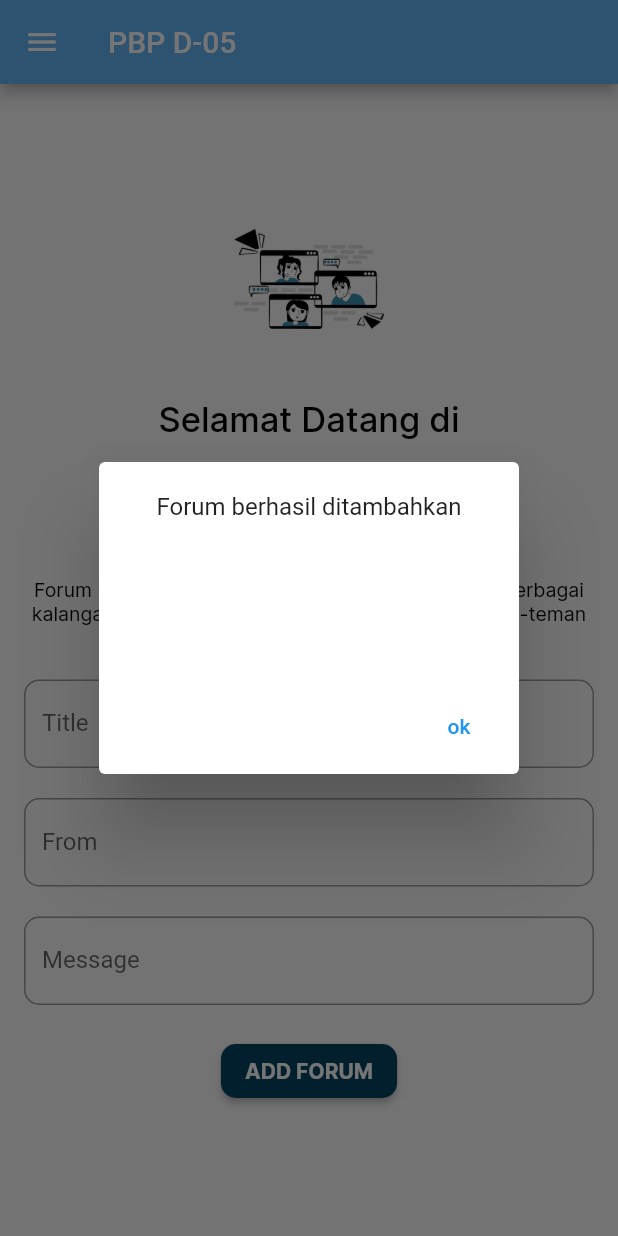
After one commit to dionmkls/PBPD05-Mobile, a Flutter app: the Forum screen opened directly, after a tap on "ADD FORUM", on a phone screen of 412 x 824 dp. The commit adds this screen. Run offline on Flutter 3.47's test engine with Material 2 defaults, Android fonts, the light colour scheme and no system bars; our stand-ins replace charts_flutter, font_awesome_flutter, google_fonts; missing offline and left inert: footer; network calls fail.

Commit message:
Add Forum

```diff
--- a/proyek_akhir/lib/main.dart
+++ b/proyek_akhir/lib/main.dart
@@ -6,6 +6,7 @@ import 'page/vaksin_index.dart';
 import 'page/oksigen.dart';
 import 'page/rs_form.dart';
 import 'page/rs_page.dart';
+import 'page/forum.dart';
 
 import 'package:flutter/material.dart';
 
--- /dev/null
+++ b/proyek_akhir/lib/model/forumCard.dart
@@ -0,0 +1,22 @@
+class ForumCard {
+  final int id;
+  final String title;
+  final String from;
+  final String message;
+
+  const ForumCard({
+    required this.id,
+    required this.title,
+    required this.from,
+    required this.message,
+  });
+
+  factory ForumCard.fromJson(Map<String, dynamic> json) {
+    return ForumCard(
+      id: json['id'],
+      title: json['title'],
+      from: json['from'],
+      message: json['message'],
+    );
+  }
+}
--- /dev/null
+++ b/proyek_akhir/lib/page/forum.dart
@@ -0,0 +1,443 @@
+import 'package:flutter/material.dart';
+import 'dart:convert';
+import '../model/forumCard.dart';
+import 'package:http/http.dart' as http;
+
+import 'package:flutter/cupertino.dart';
+import 'package:font_awesome_flutter/font_awesome_flutter.dart';
+
+import 'form_oksigen.dart';
+import 'oksigen.dart';
+import 'apd_form.dart';
+import 'apd_page.dart';
+import 'vaksin_form.dart';
+import 'vaksin_index.dart';
+import 'rs_form.dart';
+import 'rs_page.dart';
+import 'faq.dart';
+import 'forum.dart';
+
+class Forum extends StatefulWidget {
+  Forum({Key? key}) : super(key: key);
+
+  @override
+  State<Forum> createState() => _ForumState();
+}
+
+Future<ForumCard> fetchData() async {
+    final response = await http.get(Uri.parse('https://tk-pbp-d05.herokuapp.com/forum/webservice-forum/'));
+
+    if (response.statusCode == 200) {
+      return ForumCard.fromJson(jsonDecode(response.body));
+    } else {
+      throw Exception('Failed');
+    }
+  }
+
+class _ForumState extends State<Forum> {
+  final _formKey = GlobalKey<FormState>();
+
+  String title = "";
+  String from = "";
+  String message = "";
+  TextEditingController controllerFrom = new TextEditingController();
+  TextEditingController controllerMessage = new TextEditingController();
+
+
+  @override
+  void initState() {
+      fetchData();
+  }
+
+
+  @override
+  Widget build(BuildContext context) {
+    return Scaffold(
+      appBar: AppBar(
+        title: const Text('PBP D-05'),
+        backgroundColor: Colors.blue[300],
+      ),
+      drawer: Drawer(
+        child: ListView(
+          padding: EdgeInsets.zero,
+          children: <Widget>[
+            DrawerHeader(
+              decoration: BoxDecoration(
+                color: Colors.blue,
+              ),
+              child: Text(
+                'Navigation Menu',
+                style: TextStyle(
+                  color: Colors.white,
+                  fontSize: 24,
+                ),
+              ),
+            ),
+            ListTile(
+              leading: Icon(Icons.home),
+              title: Text('Beranda'),
+              onTap: () {
+                // TODO
+              },
+            ),
+            ExpansionTile(
+              title: Text("Vaksin"),
+              leading: FaIcon(FontAwesomeIcons.syringe),
+              children: <Widget>[
+                ListTile(
+                  leading: FaIcon(FontAwesomeIcons.syringe),
+                  title: Text('Lokasi'),
+                  onTap: () {
+                    Navigator.push(
+                      context,
+                      MaterialPageRoute(builder: (context) => Vaksin()),
+                    );
+                  },
+                ),
+                ListTile(
+                  leading: FaIcon(FontAwesomeIcons.syringe),
+                  title: Text('Form'),
+                  onTap: () {
+                    Navigator.push(
+                      context,
+                      MaterialPageRoute(builder: (context) => LokasiForm()),
+                    );
+                  },
+                ),
+              ],
+            ),
+            ExpansionTile(
+              title: Text("Oksigen"),
+              leading: FaIcon(FontAwesomeIcons.medkit),
+              children: <Widget>[
+                ListTile(
+                  leading: FaIcon(FontAwesomeIcons.medkit),
+                  title: Text('Lokasi'),
+                  onTap: () {
+                    Navigator.push(
+                      context,
+                      MaterialPageRoute(builder: (context) => Oksigen()),
+                    );
+                  },
+                ),
+                ListTile(
+                  leading: FaIcon(FontAwesomeIcons.medkit),
+                  title: Text('Form'),
+                  onTap: () {
+                    Navigator.push(
+                      context,
+                      MaterialPageRoute(builder: (context) => FormOksigen()),
+                    );
+                  },
+                ),
+              ],
+            ),
+            ExpansionTile(
+              title: Text("APD"),
+              leading: FaIcon(FontAwesomeIcons.tshirt),
+              children: <Widget>[
+                ListTile(
+                  leading: FaIcon(FontAwesomeIcons.tshirt),
+                  title: Text('Lokasi'),
+                  onTap: () {
+                    Navigator.push(
+                      context,
+                      MaterialPageRoute(
+                          builder: (context) => MyApdPageWidget()),
+                    );
+                  },
+                ),
+                ListTile(
+                  leading: FaIcon(FontAwesomeIcons.tshirt),
+                  title: Text('Form'),
+                  onTap: () {
+                    Navigator.push(
+                      context,
+                      MaterialPageRoute(builder: (context) => ApdFormRoute()),
+                    );
+                  },
+                ),
+              ],
+            ),
+            ExpansionTile(
+              title: Text("Rumah Sakit"),
+              leading: FaIcon(FontAwesomeIcons.hospital),
+              children: <Widget>[
+                ListTile(
+                  leading: FaIcon(FontAwesomeIcons.hospital),
+                  title: Text('Lokasi'),
+                  onTap: () {
+                    Navigator.push(
+                      context,
+                      MaterialPageRoute(builder: (context) => DaftarRS()),
+                    );
+                  },
+                ),
+                ListTile(
+                  leading: FaIcon(FontAwesomeIcons.hospital),
+                  title: Text('Form'),
+                  onTap: () {
+                    Navigator.push(
+                      context,
+                      MaterialPageRoute(builder: (context) => FormRS()),
+                    );
+                  },
+                ),
+              ],
+            ),
+            ListTile(
+              leading: Icon(Icons.forum),
+              title: Text('Forum'),
+              onTap: () {
+                // TODO
+                Navigator.push(
+                  context,
+                  MaterialPageRoute(builder: (context) => Forum()),
+                );
+              },
+            ),
+            ListTile(
+              leading: FaIcon(FontAwesomeIcons.questionCircle),
+              title: Text('FAQ'),
+              onTap: () {
+                Navigator.push(
+                  context,
+                  MaterialPageRoute(builder: (context) => MyApp()),
+                );
+              },
+            ),
+          ],
+        ),
+      ),
+
+      body: Container(
+          margin: EdgeInsets.only(top: 60, left: 16, right: 16),
+          child: SingleChildScrollView(
+            child: Form(
+              key: _formKey,
+              child: Column(
+                children: [
+                  const SizedBox(
+                    height: 20,
+                  ),
+                  Image.asset('assets/images/illustration.png',width: 100,
+                          height: 100,),
+                  SizedBox(
+                    height: 30,
+                  ),
+                  Text(
+                    'Selamat Datang di',
+                    style: TextStyle(
+                      fontSize: 23,
+                      fontFamily: 'Inter',
+                      fontWeight: FontWeight.w500,
+                      color: Color.fromRGBO(0, 0, 0, 100),
+                      decoration: TextDecoration.none,
+                    ),
+                    textAlign: TextAlign.center,
+                  ),
+                  SizedBox(
+                    height: 30,
+                  ),
+                  Text(
+                    'FORUM!',
+                    style: TextStyle(
+                      fontSize: 34,
+                      fontWeight: FontWeight.w700,
+                      color: Color.fromRGBO(3, 68, 96, 100),
+                      fontFamily: 'Inter',
+                      decoration: TextDecoration.none,
+                    ),
+                    textAlign: TextAlign.center,
+                  ),
+                  SizedBox(
+                    height: 20,
+                  ),
+                  Text(
+                    'Forum ini berisi cerita, saran, dan pengalaman dari berbagai kalangan untuk membantu dan menyemangati teman-teman dalam menghadapi pandemi COVID!',
+                    style: TextStyle(
+                      fontSize: 13,
+                      fontWeight: FontWeight.w300,
+                      color: Color.fromRGBO(0, 0, 0, 100),
+                      fontFamily: 'Inter',
+                      decoration: TextDecoration.none,
+                    ),
+                    textAlign: TextAlign.center,
+                  ),
+                  SizedBox(
+                    height: 20,
+                  ),
+                  TextFormField(
+                    decoration: InputDecoration(
+                      border: OutlineInputBorder(
+                        borderRadius: BorderRadius.circular(10),
+                      ),
+                      labelText: 'Title',
+                    ),
+                     validator: (value) {
+                        if (value == null || value.isEmpty) {
+                          return 'Title tidak boleh kosong';
+                        }
+                        return null;
+                    } ,
+                    onChanged: (value) => title = value,
+                  ),
+                  SizedBox(
+                    height: 20,
+                  ),
+                  TextFormField(
+                    controller: controllerFrom,
+                    decoration: InputDecoration(
+                      border: OutlineInputBorder(
+                        borderRadius: BorderRadius.circular(10),
+                      ),
+                      labelText: 'From',
+                    ),
+                     validator: (value) {
+                        if (value == null || value.isEmpty) {
+                          return 'Nama pengirim tidak boleh kosong';
+                        }
+                        return null;
+                    } ,
+                    onChanged: (value) => from = value,
+                  ),
+                  SizedBox(
+                    height: 20,
+                  ),
+                  TextFormField(
+
+                    controller: controllerMessage,
+                    decoration: InputDecoration(
+                      border: OutlineInputBorder(
+                        borderRadius: BorderRadius.circular(10),
+                      ),
+                      labelText: 'Message',
+
+                    ),
+                     validator: (value) {
+                        if (value == null || value.isEmpty) {
+                          return 'Pesan tidak boleh kosong';
+                        }
+                        return null;
+                    } ,
+                    onChanged: (value) => message = value,
+                  ),
+                  SizedBox(
+                    height: 20,
+                  ),
+                  ConstrainedBox(
+                    constraints: BoxConstraints.tightFor(),
+                    child: ElevatedButton(
+                      style: ButtonStyle(
+                        shape: MaterialStateProperty.all(
+                          RoundedRectangleBorder(
+                            borderRadius: BorderRadius.circular(10),
+                          ),
+                        ),
+                        backgroundColor: MaterialStateProperty.all(
+                          Color.fromRGBO(3, 68, 96, 100),
+                        ),
+                      ),
+                      child: Text(
+                        'ADD FORUM',
+                        style: TextStyle(
+                          color: Color.fromRGBO(255, 255, 255, 100),
+                          fontSize: 14,
+                          fontWeight: FontWeight.bold,
+                          fontFamily: 'Inter',
+                          decoration: TextDecoration.none,
+                        ),
+                        textAlign: TextAlign.center,
+                      ),
+                      onPressed: () {
+
+                        showDialog(
+                        context: context,
+                        builder: (context) => AlertDialog(
+                          content: new Container(
+                            height: 100,
+                            child: new Column(
+                              children:<Widget> [
+                                new Text("Forum berhasil ditambahkan"),
+                              ],
+                            ),
+                          ),
+                          actions: [
+                            TextButton(onPressed: (){
+                              Navigator.pop(context);
+                            }, child: Text('ok')),
+                          ],
+                        ),
+                        );
+                      },
+                    ),
+                  ),
+                ],
+              ),
+            ),
+
+          ),
+
+
+        ),
+
+
+
+    );
+
+
+
+
+  }
+
+  // Widget _forumcard(ForumCard? forumCard) {
+  //   if (forumCard == null) return Card();
+  //   return Card(
+  //     margin: EdgeInsets.fromLTRB(16, 16, 16, 16),
+  //     child: Padding(
+  //       padding: const EdgeInsets.all(12),
+  //       child : Column(
+  //         crossAxisAlignment: CrossAxisAlignment.stretch,
+  //         children: <Widget>[
+  //           SizedBox(
+  //             height: 35,
+  //           ),
+  //           Text( "${forumCard.title}",
+  //             style: TextStyle(
+  //               fontSize: 15,
+  //               fontFamily: 'Inter',
+  //               fontWeight: FontWeight.w400,
+  //               color: Color.fromRGBO(0, 0, 0, 100),
+  //               decoration: TextDecoration.none,
+  //             ),
+  //           ),
+  //           SizedBox(
+  //             height: 35,
+  //           ),
+  //           Text( "${forumCard.message}",
+  //             style: TextStyle(
+  //               fontSize: 12,
+  //               fontFamily: 'Inter',
+  //               fontWeight: FontWeight.w400,
+  //               color: Color.fromRGBO(0, 0, 0, 100),
+  //               decoration: TextDecoration.none,
+  //             ),
+  //           ),
+  //           SizedBox(
+  //             height: 35,
+  //           ),
+  //           Text( "-${forumCard.from}",
+  //             style: TextStyle(
+  //               fontSize: 7,
+  //               fontFamily: 'Inter',
+  //               fontWeight: FontWeight.w400,
+  //               color: Color.fromRGBO(0, 0, 0, 100),
+  //               decoration: TextDecoration.none,
+  //             ),
+  //           ),
+  //         ],
+  //       ),
+  //     ),
+  //   );
+  // }
+}
```
Also changed, not shown: proyek_akhir/pubspec.yaml (+9 -0 lines), proyek_akhir/assets/fonts/Inter-Bold.ttf (added), proyek_akhir/assets/fonts/Inter-Medium.ttf (added), proyek_akhir/assets/fonts/Inter-Regular.ttf (added), proyek_akhir/assets/images/illustration.png (added).
